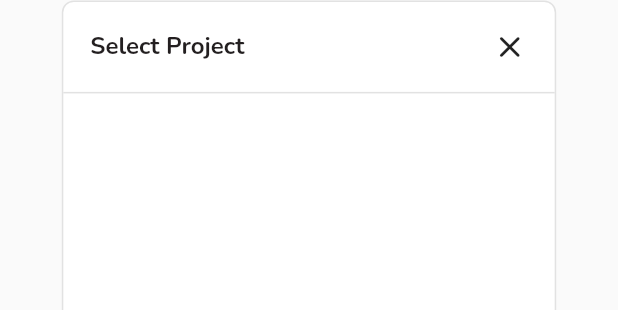
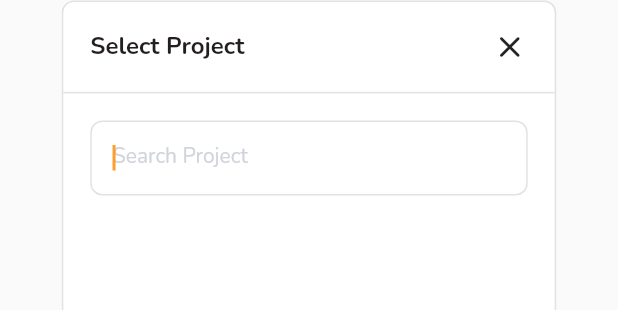
Before and after one commit to yasfdany/jira_counter_web, a Flutter app: the ProjectSelectorDialog widget shown alone on an empty page, opened directly, on a phone screen of 412 x 824 dp. Shown: the part 185-495 px from the top of the screen. Run offline on Flutter 3.47's test engine with Material 2 defaults, Android fonts, the light colour scheme and no system bars; drawn by our look-alikes of oktoast; our stand-ins replace flutter_riverpod, go_router, google_fonts, shared_preferences, url_strategy; missing offline and left inert: dart:html; accounts and stored records are empty; network calls fail.

Commit message:
Search projects by name

```diff
--- a/lib/ui/screens/home/components/filter_panel.dart
+++ b/lib/ui/screens/home/components/filter_panel.dart
@@ -37,7 +37,7 @@ class FilterPanel extends ConsumerWidget {
                     ? () {
                         showDialog(
                           context: context,
-                          builder: ((context) => const ProjectSelectorDialog()),
+                          builder: ((context) => ProjectSelectorDialog()),
                         );
                       }
                     : null,
--- a/lib/ui/screens/home/components/project_selector_dialog.dart
+++ b/lib/ui/screens/home/components/project_selector_dialog.dart
@@ -1,5 +1,6 @@
 import 'package:flutter/material.dart';
 import 'package:flutter_riverpod/flutter_riverpod.dart';
+import 'package:jira_counter/ui/components/textareas/textarea.dart';
 import 'package:jira_counter/utils/extensions.dart';
 import 'package:widget_helper/widget_helper.dart';
 
@@ -10,16 +11,32 @@ import '../../../components/commons/flat_card.dart';
 import '../provider/project_provider.dart';
 import '../provider/task_provider.dart';
 
-class ProjectSelectorDialog extends ConsumerWidget {
+class ProjectSelectorDialog extends ConsumerStatefulWidget {
   const ProjectSelectorDialog({super.key});
 
   @override
-  Widget build(BuildContext context, WidgetRef ref) {
-    final projects = ref.watch(projectProvider).projects;
+  ConsumerState<ProjectSelectorDialog> createState() =>
+      _ProjectSelectorDialogState();
+}
+
+class _ProjectSelectorDialogState extends ConsumerState<ProjectSelectorDialog> {
+  final searchController = TextEditingController();
+
+  @override
+  void initState() {
+    super.initState();
+    ref.read(projectProvider).filterProjectByTitle('');
+  }
+
+  @override
+  Widget build(BuildContext context) {
+    final projects = ref.watch(projectProvider).filteredProjects;
     final selectedProject = ref.watch(projectProvider).selectedProject;
     final isWideScreen = context.isWideScreen;
 
-    return Center(
+    return Material(
+      color: Themes.transparent,
+      child: Center(
         child: FlatCard(
           border: Border.all(color: Themes.stroke),
           width: isWideScreen ? 300 : 80.wp,
@@ -49,6 +66,18 @@ class ProjectSelectorDialog extends ConsumerWidget {
                 width: double.infinity,
                 height: 1,
                 color: Themes.stroke,
+              ),
+              TextArea(
+                autoFocus: true,
+                controller: searchController,
+                hint: "Search Project",
+                onChangedText: (text) {
+                  ref.read(projectProvider).filterProjectByTitle(text);
+                },
+              ).addMarginOnly(
+                top: 18,
+                left: 18,
+                right: 18,
               ),
               ListView.builder(
                 padding: const EdgeInsets.all(18),
@@ -90,6 +119,7 @@ class ProjectSelectorDialog extends ConsumerWidget {
             ],
           ),
         ),
+      ),
     );
   }
 }
--- a/lib/ui/screens/home/components/top_panel.dart
+++ b/lib/ui/screens/home/components/top_panel.dart
@@ -54,8 +54,7 @@ class TopPanel extends ConsumerWidget {
                           ? () {
                               showDialog(
                                 context: context,
-                                builder: ((context) =>
-                                    const ProjectSelectorDialog()),
+                                builder: ((context) => ProjectSelectorDialog()),
                               );
                             }
                           : null,
--- a/lib/ui/screens/home/provider/project_provider.dart
+++ b/lib/ui/screens/home/provider/project_provider.dart
@@ -15,6 +15,7 @@ final projectProvider =
 class ProjectProvider extends ChangeNotifier {
   final RemoteTaskService remoteTaskService = RemoteTaskService();
   final List<JiraProject?> projects = [];
+  final List<JiraProject?> filteredProjects = [];
 
   bool loading = true;
   int startAt = 0;
@@ -22,6 +23,20 @@ class ProjectProvider extends ChangeNotifier {
 
   JiraProject? selectedProject;
   SharedPreferences? prefs;
+
+  void filterProjectByTitle(String title) {
+    filteredProjects.clear();
+    for (JiraProject? project in projects) {
+      final isMatch = project?.name
+          ?.toLowerCase()
+          .trim()
+          .contains(title.toLowerCase().trim());
+      if (isMatch ?? false) {
+        filteredProjects.add(project);
+      }
+    }
+    notifyListeners();
+  }
 
   Future loadSelectedProject() async {
     prefs ??= await SharedPreferences.getInstance();
@@ -92,6 +107,7 @@ class ProjectProvider extends ChangeNotifier {
       startAt += 50;
       await getProjects();
     } else {
+      filterProjectByTitle('');
       loading = false;
       notifyListeners();
 
```
Also changed, not shown: 1 other file. Lines whose indentation alone changed are shown as unchanged.
